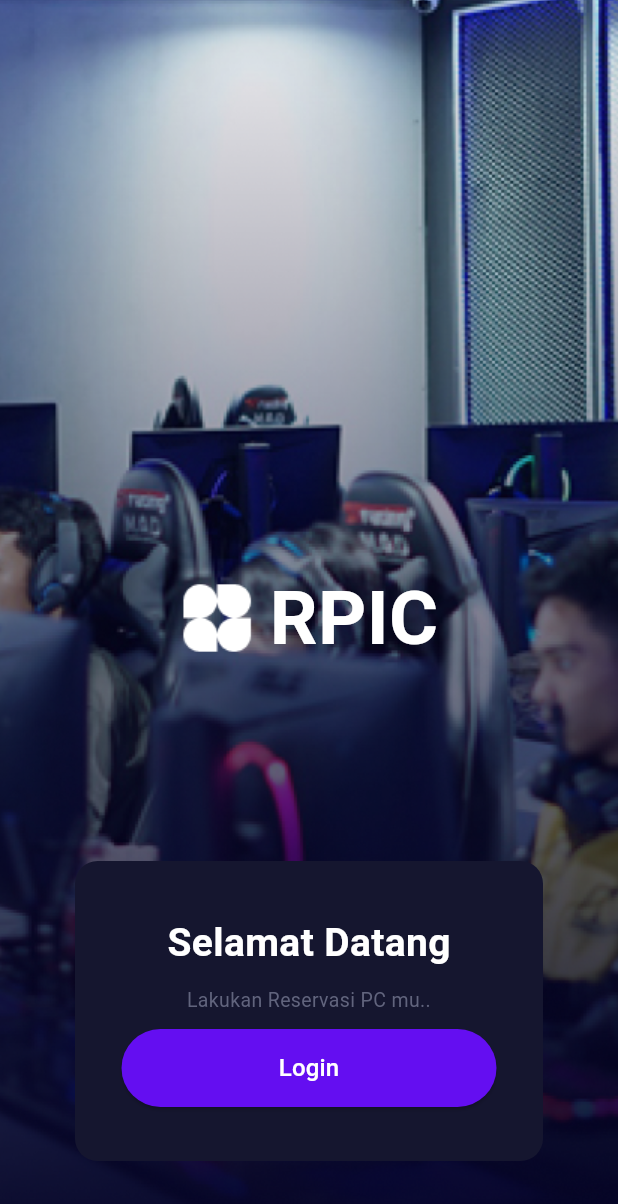
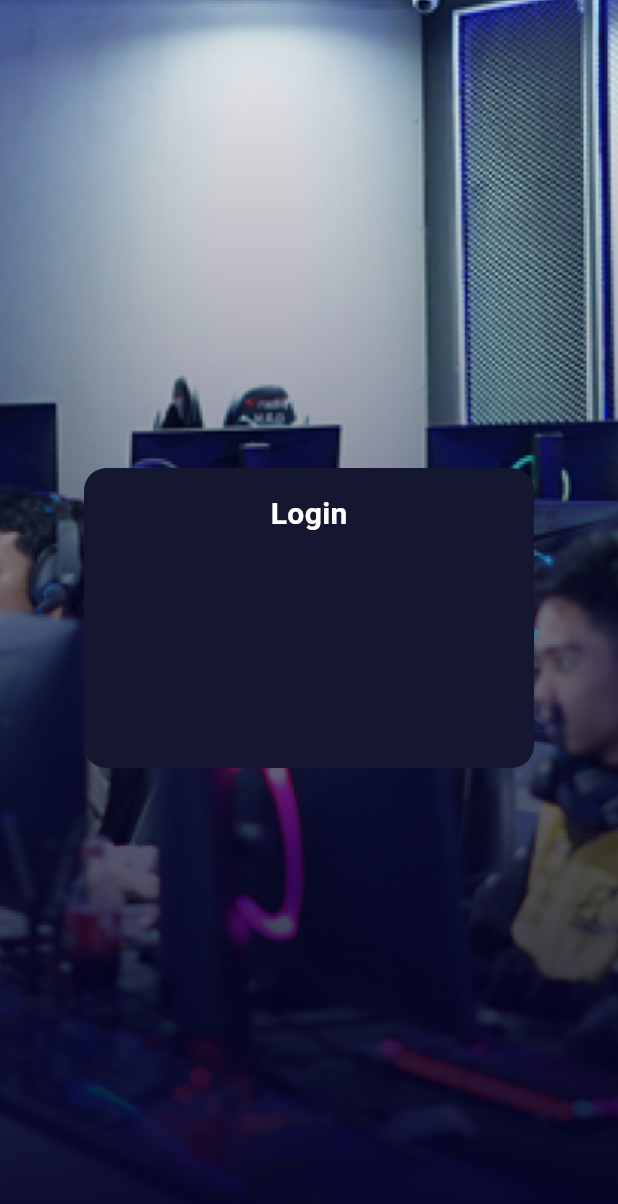
Before and after one commit to afzaalis/mobile-rpic-beta, a Flutter app: the screen it shows after launch, after a tap on "Login", on a phone screen of 412 x 824 dp. Shown: the top 1204 px of the screen. Run offline on Flutter 3.47's test engine with Material 3 defaults, Android fonts, the phone set to English and light mode, and no system bars; Roboto replaces fonts that are missing (Poppins).

Commit message:
update introPage dan login

```diff
--- a/lib/main.dart
+++ b/lib/main.dart
@@ -1,4 +1,5 @@
 import 'package:flutter/material.dart';
+import './pages/introPage.dart';
 
 void main() {
   runApp(MyApp());
@@ -9,104 +10,7 @@ class MyApp extends StatelessWidget {
   Widget build(BuildContext context) {
     return MaterialApp(
       debugShowCheckedModeBanner: false,
-      home: Scaffold(
-        body: DecoratedBox(
-          decoration: BoxDecoration(
-            image: DecorationImage(
-              image: AssetImage("images/mod-image.png"),
-              fit: BoxFit.cover,
-            ),
-          ),
-          child: Stack(
-            children: [
-              Center(
-                child: Row(
-                  mainAxisSize: MainAxisSize.min,
-                  children: [
-                    Image.asset(
-                      'images/logoRPIC.png',
-                      width: 50,
-                      height: 50,
-                    ),
-                    SizedBox(width: 10), // Spasi antara logo dan teks
-                    Text(
-                      "RPIC",
-                      style: TextStyle(
-                        color: Colors.white,
-                        fontSize: 50,
-                        fontWeight: FontWeight.bold,
-                      ),
-                    ),
-                  ],
-                ),
-              ),
-
-              Column(
-                mainAxisAlignment: MainAxisAlignment.end,
-                children: [
-                  Container(
-                    margin: EdgeInsets.all(50),
-                    width: double.infinity,
-                    height: 200,
-                    decoration: BoxDecoration(
-                      color: Color(0xFF15162F),
-                      borderRadius: BorderRadius.circular(15),
-                    ),
-                    child: Center(
-                      child: Column(
-                        mainAxisAlignment: MainAxisAlignment.center,
-                        children: [
-                          Text(
-                            'Selamat Datang',
-                            style: TextStyle(
-                              color: Colors.white,
-                              fontSize: 26,
-                              fontWeight: FontWeight.bold,
-                              fontFamily: 'Poppins',
-                            ),
-                          ),
-                          SizedBox(height: 10),
-                          Text(
-                            'Lakukan Reservasi PC mu..',
-                            textAlign: TextAlign.center,
-                            style: TextStyle(
-                              color: Color(0xFF61647D),
-                              fontSize: 13,
-                            ),
-                          ),
-                          SizedBox(height: 10),
-                          SizedBox(
-                            width: 250,
-                            height: 52,
-                            child: ElevatedButton(
-                              onPressed: () {
-                                print('Button Pressed');
-                              },
-                              style: ElevatedButton.styleFrom(
-                                backgroundColor: Color(0xFF640EF1),
-                                shape: RoundedRectangleBorder(
-                                  borderRadius: BorderRadius.circular(26),
-                                ),
-                              ),
-                              child: Text(
-                                'Login',
-                                style: TextStyle(
-                                  color: Colors.white,
-                                  fontSize: 16,
-                                ),
-                              ),
-                            ),
-                          )
-                        ],
-                      ),
-                    ),
-                  ),
-                ],
-              ),
-            ],
-          ),
-        ),
-      ),
+      home: Intropage(),
     );
   }
 }
--- /dev/null
+++ b/lib/pages/introPage.dart
@@ -0,0 +1,112 @@
+import 'package:flutter/material.dart';
+import './login.dart';
+
+class Intropage extends StatelessWidget{
+
+  @override
+  Widget build(BuildContext context) {
+     return Scaffold(
+      body: DecoratedBox(
+        decoration: BoxDecoration(
+          image: DecorationImage(
+            image: AssetImage("images/mod-image.png"),
+            fit: BoxFit.cover,
+          ),
+        ),
+        child: Stack(
+          children: [
+            Center(
+              child: Row(
+                mainAxisSize: MainAxisSize.min,
+                children: [
+                  Image.asset(
+                    'images/logoRPIC.png',
+                    width: 50,
+                    height: 50,
+                  ),
+                  SizedBox(width: 10),
+                  Text(
+                    "RPIC",
+                    style: TextStyle(
+                      color: Colors.white,
+                      fontSize: 50,
+                      fontWeight: FontWeight.bold,
+                    ),
+                  ),
+                ],
+              ),
+            ),
+
+            Column(
+              mainAxisAlignment: MainAxisAlignment.end,
+              children: [
+                Container(
+                  margin: EdgeInsets.all(50),
+                  width: double.infinity,
+                  height: 200,
+                  decoration: BoxDecoration(
+                    color: Color(0xFF15162F),
+                    borderRadius: BorderRadius.circular(15),
+                  ),
+                  child: Center(
+                    child: Column(
+                      mainAxisAlignment: MainAxisAlignment.center,
+                      children: [
+                        Text(
+                          'Selamat Datang',
+                          style: TextStyle(
+                            color: Colors.white,
+                            fontSize: 26,
+                            fontWeight: FontWeight.bold,
+                            fontFamily: 'Poppins',
+                          ),
+                        ),
+                        SizedBox(height: 10),
+                        Text(
+                          'Lakukan Reservasi PC mu..',
+                          textAlign: TextAlign.center,
+                          style: TextStyle(
+                            color: Color(0xFF61647D),
+                            fontSize: 13,
+                          ),
+                        ),
+                        SizedBox(height: 10),
+                        SizedBox(
+                          width: 250,
+                          height: 52,
+                          child: ElevatedButton(
+                            onPressed: () {
+                              Navigator.push(
+                                context,
+                                MaterialPageRoute(
+                                  builder: (context) => Login(),
+                                   )
+                              );
+                            },
+                            style: ElevatedButton.styleFrom(
+                              backgroundColor: Color(0xFF640EF1),
+                              shape: RoundedRectangleBorder(
+                                borderRadius: BorderRadius.circular(26),
+                              ),
+                            ),
+                            child: Text(
+                              'Login',
+                              style: TextStyle(
+                                color: Colors.white,
+                                fontSize: 16,
+                              ),
+                            ),
+                          ),
+                        )
+                      ],
+                    ),
+                  ),
+                ),
+              ],
+            ),
+          ],
+        ),
+      ),
+    );
+  }
+}
--- /dev/null
+++ b/lib/pages/login.dart
@@ -0,0 +1,43 @@
+import 'package:flutter/material.dart';
+
+class Login extends StatelessWidget {
+  @override
+  Widget build(BuildContext context) {
+    return Scaffold(
+      body: DecoratedBox(
+        decoration: BoxDecoration(
+          image: DecorationImage(
+            image: AssetImage("images/mod-image.png"),
+            fit: BoxFit.cover,
+          ),
+        ),
+
+          child: Center(
+            child: Container(
+              width: 300,
+              height: 200,
+               decoration: BoxDecoration(
+              color: Color(0xFF15162F),
+              borderRadius: BorderRadius.circular(15),
+            ),
+            child: Column(
+              children: [
+                Padding(
+                  padding: const EdgeInsets.all(16.0),
+                  child: Text(
+                    'Login',
+                    style: TextStyle(
+                      color: Colors.white,
+                      fontSize: 20,
+                      fontWeight: FontWeight.bold,
+                    ),
+                  ),
+                ),
+              ],
+          ),
+      ),
+    )
+      )
+    );
+  }
+}
```
Also changed, not shown: lib/pages/reservasiScreen.dart (added), lib/pages/signup.dart (added).
